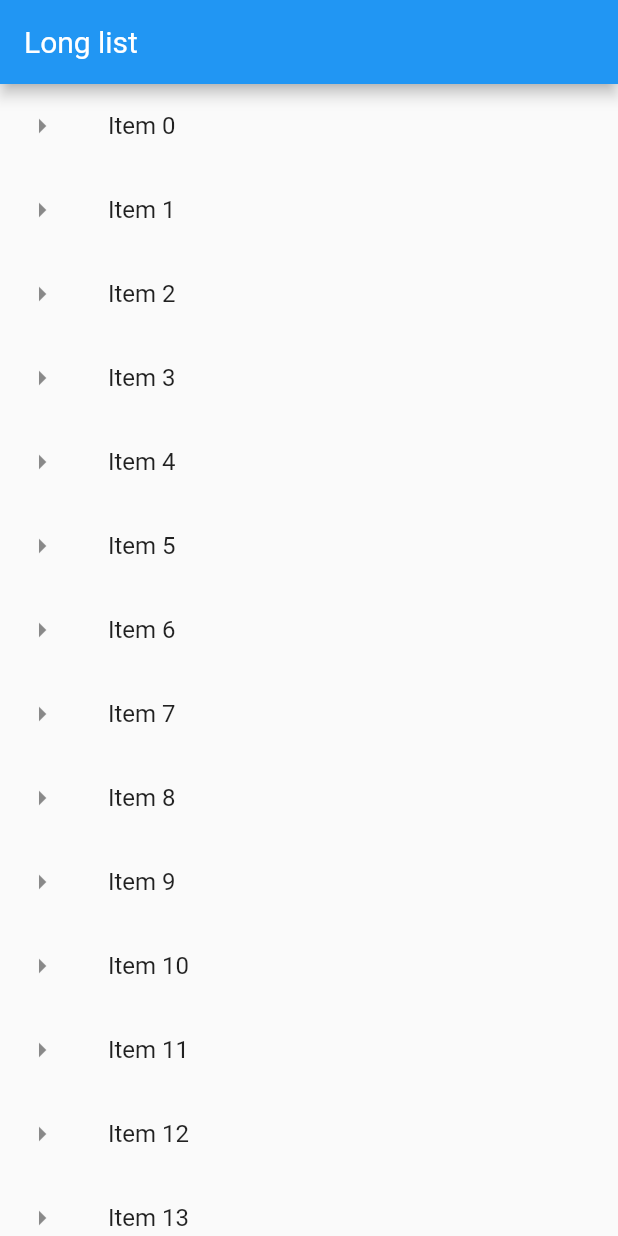
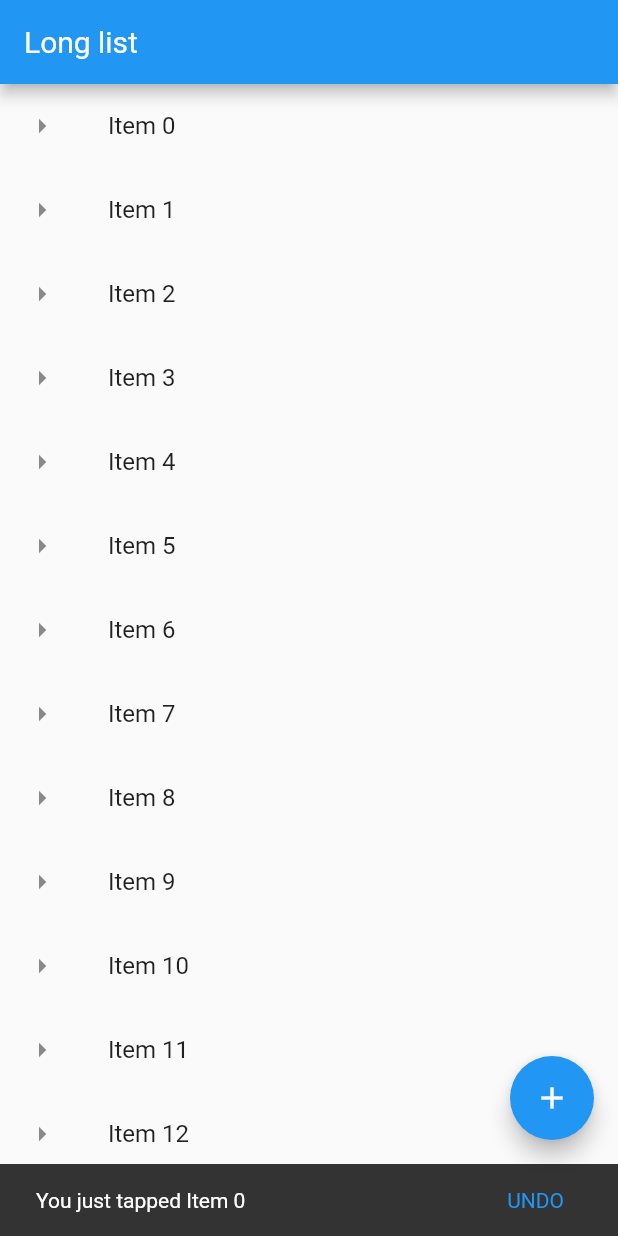
Before and after one commit to ahnayem-cse-sust/interest-calculator, a Flutter app: the screen it shows after launch, after a tap on an icon or button, on a phone screen of 412 x 824 dp. Run offline on Flutter 3.47's test engine with Material 2 defaults, Android fonts, the phone set to English and light mode, and no system bars.

Commit message:
snackbar

```diff
--- a/flutter_app/lib/main.dart
+++ b/flutter_app/lib/main.dart
@@ -9,8 +9,29 @@ void main() {
         title: Text("Long list"),
       ),
       body: getListView(),
+      floatingActionButton: FloatingActionButton(
+        onPressed: () {
+          debugPrint("FAB Clicked");
+        },
+        child: Icon(Icons.add),
+        tooltip: 'Add One More Team',
+      ),
     ),
   ));
+}
+
+void showSnackBar(BuildContext context,String item) {
+  var snackBar = SnackBar(
+    content: Text("You just tapped $item"),
+    action: SnackBarAction(
+      label: "UNDO",
+      onPressed: (){
+        debugPrint('Performing dummy UNDO operation');
+      },
+    ),
+  );
+
+  Scaffold.of(context).showSnackBar(snackBar);
 }
 
 List<String> getListElements() {
@@ -26,7 +47,7 @@ Widget getListView() {
       leading: Icon(Icons.arrow_right),
       title: Text(listItems[index]),
       onTap: (){
-        debugPrint('${listItems[index]} was tapped');
+        showSnackBar(context, listItems[index]);
       },
     );
   });
```
